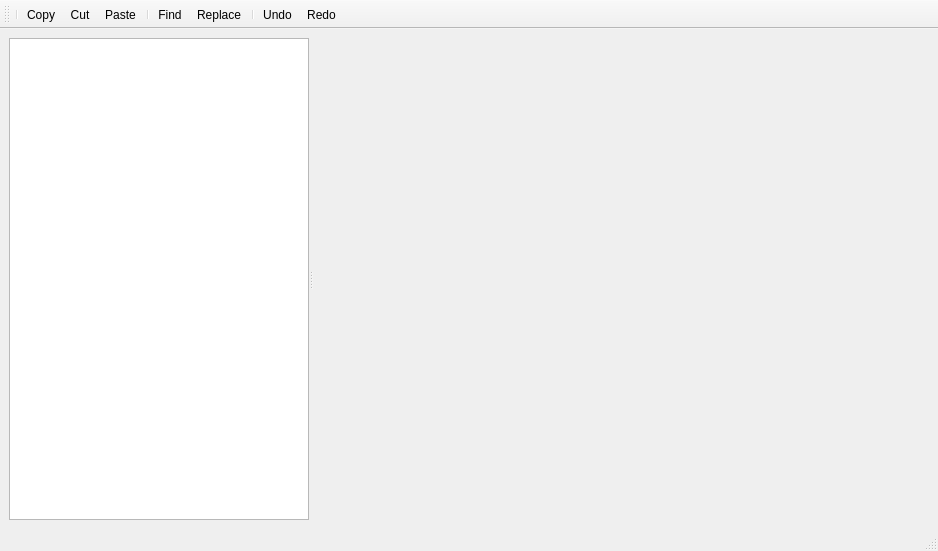
The window that app/src/mainwindow.ui (MansTomb/utext) describes before a commit, drawn with Qt 5.
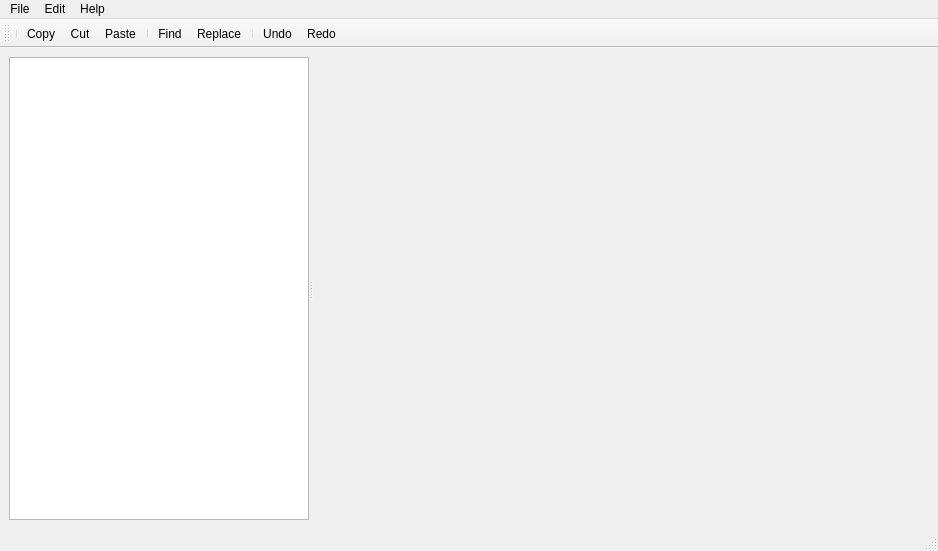
The same window after the commit. Custom widgets are drawn as their Qt base class.

Commit message: add menu, add buttom with shortcut

```diff
--- a/app/src/mainwindow.ui
+++ b/app/src/mainwindow.ui
@@ -66,6 +66,37 @@
      <height>22</height>
     </rect>
    </property>
+   <widget class="QMenu" name="menuFile">
+    <property name="title">
+     <string>File</string>
+    </property>
+    <addaction name="actionOpen_File"/>
+    <addaction name="actionOpen_Folder"/>
+    <addaction name="actionOpen_Logger"/>
+    <addaction name="actionSave_All"/>
+    <addaction name="actionSettings"/>
+   </widget>
+   <widget class="QMenu" name="menuEdit">
+    <property name="title">
+     <string>Edit</string>
+    </property>
+    <addaction name="actionCopy_3"/>
+    <addaction name="actionCut_2"/>
+    <addaction name="actionPaste_2"/>
+    <addaction name="actionFind_2"/>
+    <addaction name="actionReplace_2"/>
+    <addaction name="actionUndo_2"/>
+    <addaction name="actionRedo_2"/>
+   </widget>
+   <widget class="QMenu" name="menuHelp">
+    <property name="title">
+     <string>Help</string>
+    </property>
+    <addaction name="actionAbout"/>
+   </widget>
+   <addaction name="menuFile"/>
+   <addaction name="menuEdit"/>
+   <addaction name="menuHelp"/>
   </widget>
   <widget class="QStatusBar" name="statusbar"/>
   <widget class="QToolBar" name="toolBar">
```
Left out of the diff: 80 changed lines with no effect on the pictures. The commit also changes 1 other file.
